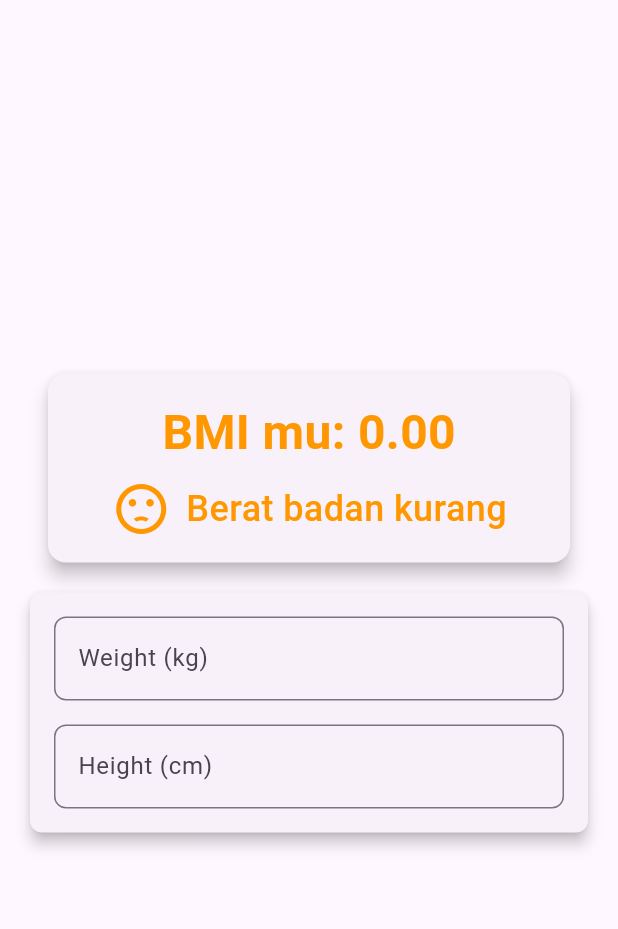
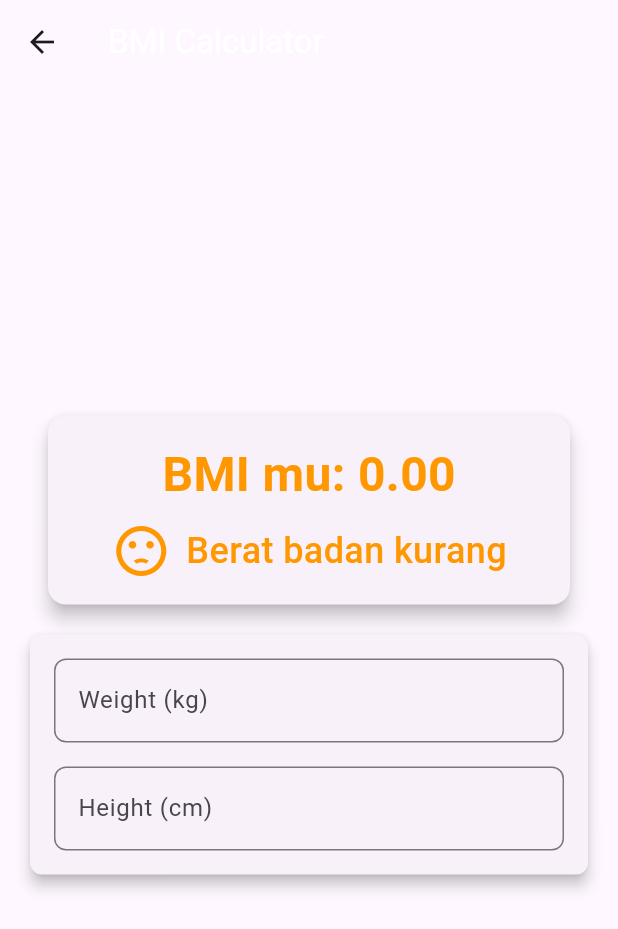
Before and after one commit to allam1768/inherited, a Flutter app: the BmiForm screen opened directly, on a phone screen of 412 x 824 dp. Shown: the top 929 px of the screen. Run offline on Flutter 3.47's test engine with Material 3 defaults, Android fonts, the phone set to English and light mode, and no system bars.

Commit message:
Ui Fix
Benerin BMI

```diff
--- a/lib/bmi/bmi_form.dart
+++ b/lib/bmi/bmi_form.dart
@@ -18,7 +18,12 @@ class BmiForm extends StatelessWidget {
   Widget build(BuildContext context) {
     final bmiData = BaseInherit.of(context);
 
-    return Padding(
+    return Scaffold(
+      appBar: AppBar(
+        title: Text("BMI Calculator", style: TextStyle(color: Colors.white),),
+      ),
+      body: Center(
+        child: Padding(
           padding: const EdgeInsets.all(16.0),
           child: Column(
             mainAxisAlignment: MainAxisAlignment.center,
@@ -89,6 +94,8 @@ class BmiForm extends StatelessWidget {
             ],
           ),
           // child: theList(),
+        ),
+      ),
     );
   }
 }
```
Lines whose indentation alone changed are shown as unchanged.
